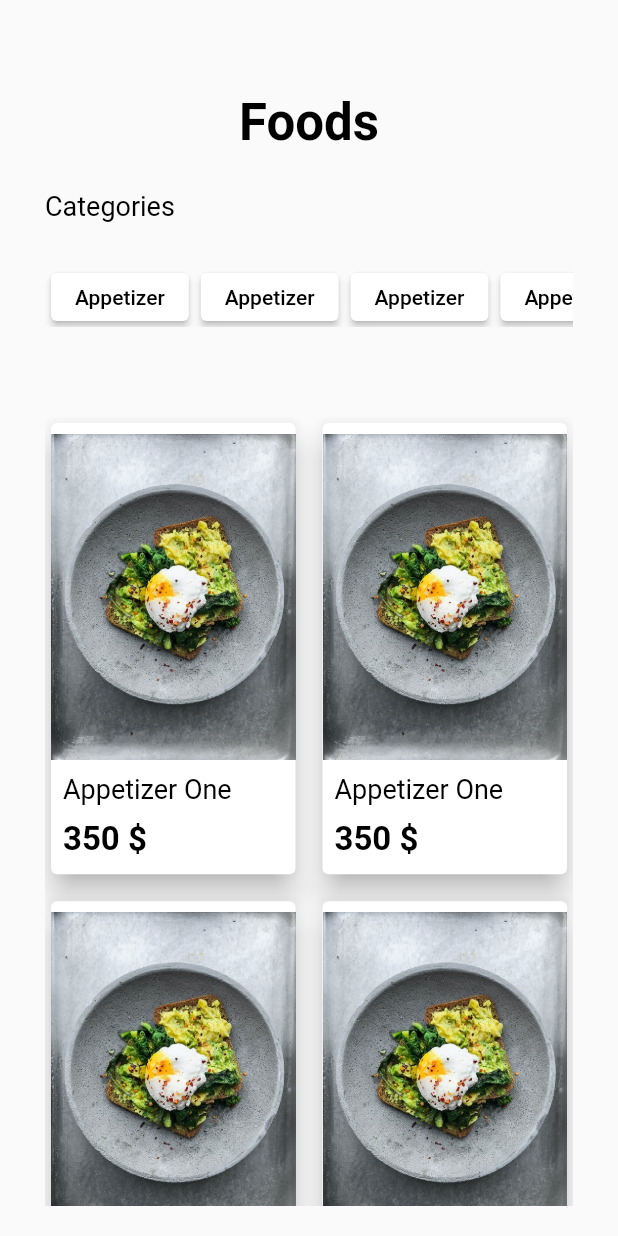
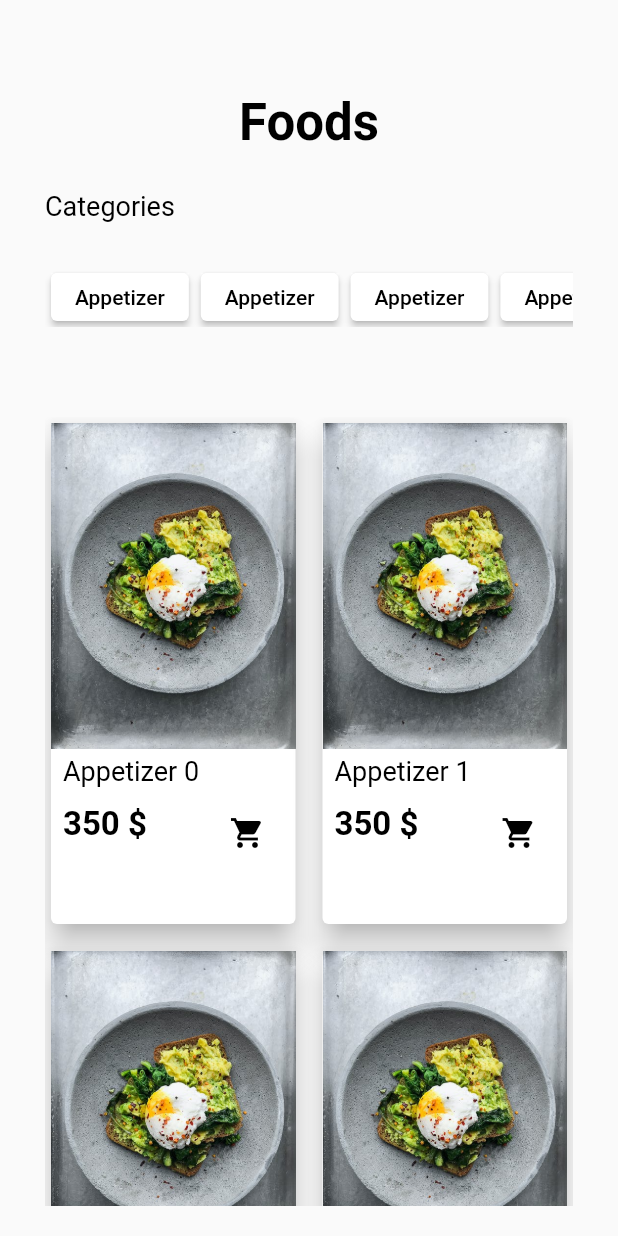
Before and after one commit to evanemran/logger, a Flutter app: the FoodsPage screen opened directly, on a phone screen of 412 x 824 dp. Run offline on Flutter 3.47's test engine with Material 2 defaults, Android fonts, the phone set to English and light mode, and no system bars; our stand-ins replace carousel_slider, material_floating_search_bar; Roboto replaces fonts that are missing (Montserrat, PT-Sans).

Commit message:
product list fixed

```diff
--- a/lib/FoodsPage.dart
+++ b/lib/FoodsPage.dart
@@ -155,7 +155,7 @@ class _FoodsPageState extends State<FoodsPage> {
 
   Widget _buildGridList() {
     var size = MediaQuery.of(context).size;
-    final double itemHeight = (size.height - kToolbarHeight - 24) / 2;
+    final double itemHeight = (size.height/* - kToolbarHeight - 24*/) / 2;
     final double itemWidth = size.width / 2;
     return Expanded(
         child: GridView.count(
@@ -172,8 +172,12 @@ class _FoodsPageState extends State<FoodsPage> {
       children: List.generate(100, (index) {
         return Card(
           elevation: 8,
+          child: InkWell(
+            onTap: () {
+
+            },
             child: Column(
-            mainAxisAlignment: MainAxisAlignment.spaceAround,
+              // mainAxisAlignment: MainAxisAlignment.spaceAround,
               children: [
                 Image.asset(
                   'assets/images/food_demo.jpeg',
@@ -181,36 +185,44 @@ class _FoodsPageState extends State<FoodsPage> {
                 Padding(
                   padding: const EdgeInsets.all(8.0),
                   child: Column(
-                  mainAxisAlignment: MainAxisAlignment.start,
+                    // mainAxisAlignment: MainAxisAlignment.start,
                     crossAxisAlignment: CrossAxisAlignment.start,
                     children: [
-                    Text('Appetizer One',
+                      const SizedBox(
+                        height: 10,
+                      ),
+                      Text('Appetizer $index',
                         style: gridItemName(),
                         textAlign: TextAlign.left,),
 
                       const SizedBox(
-                      height: 30,
+                        height: 10,
                       ),
 
                       Row(
-                      mainAxisAlignment: MainAxisAlignment.start,
+                        crossAxisAlignment: CrossAxisAlignment.center,
                         children: [
-                        Text(
+                          Expanded(
+                            child: Text(
                               '350 \$',
                               style: gridItemPrice(),
                               textAlign: TextAlign.left,
                             ),
-                        // IconButton(
-                        //   icon: const Icon(Icons.shopping_cart),
-                        //   color: Colors.black,
-                        //   onPressed: () {},
-                        // )
+                          ),
+                          IconButton(
+                            icon: const Icon(Icons.shopping_cart),
+                            color: Colors.black,
+                            onPressed: () {
+
+                            },
+                          )
                         ],
                       )
                     ],
                   ),
                 ),
               ],
+            ),
           ),
         );
       }),
@@ -236,13 +248,14 @@ class _FoodsPageState extends State<FoodsPage> {
   }
 
   Widget _createSearchView() {
-    return new Container(
-      decoration: BoxDecoration(border: Border.all(width: 1.0)),
-      child: new TextField(
+    return Container(
+      decoration: BoxDecoration(border: Border.all(width: 1.0),
+      ),
+      child: const TextField(
         // controller: _searchview,
         decoration: InputDecoration(
           hintText: "Search",
-          hintStyle: new TextStyle(color: Colors.black),
+          hintStyle: TextStyle(color: Colors.black),
         ),
         textAlign: TextAlign.center,
       ),
@@ -319,6 +332,7 @@ class _FoodsPageState extends State<FoodsPage> {
             child: Column(
               children: [
                 _buildTextBanner(title: 'Foods'),
+                // _createSearchView(),
                 const SizedBox(
                   height: 30,
                 ),
```
Also changed, not shown: lib/DetailsPage.dart (added). Lines whose indentation alone changed are shown as unchanged.
